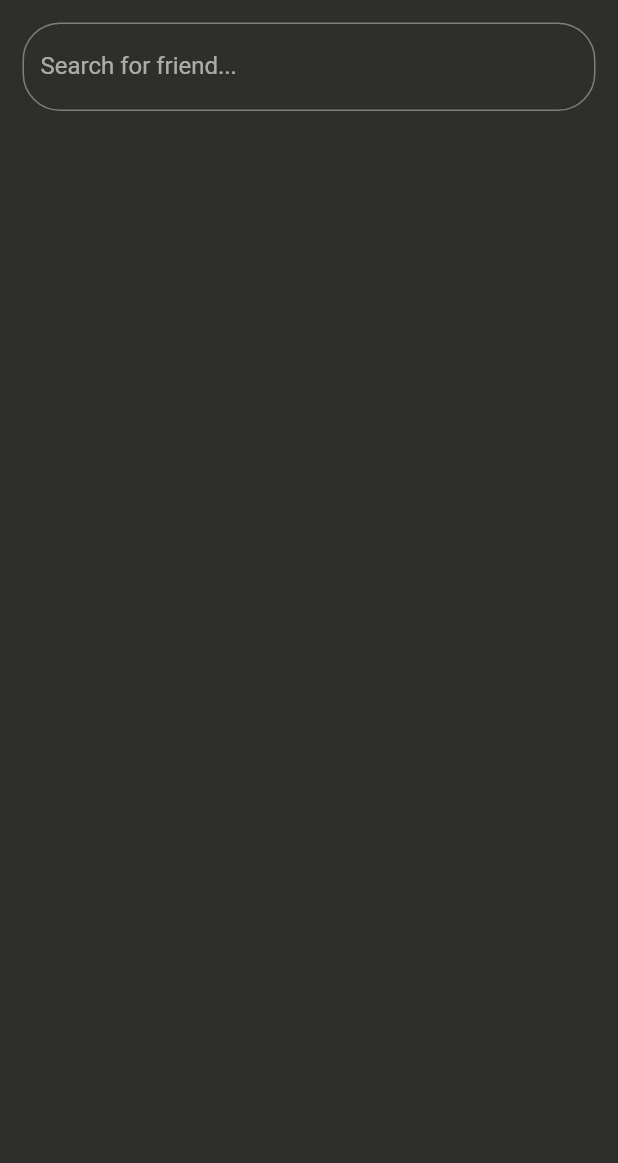
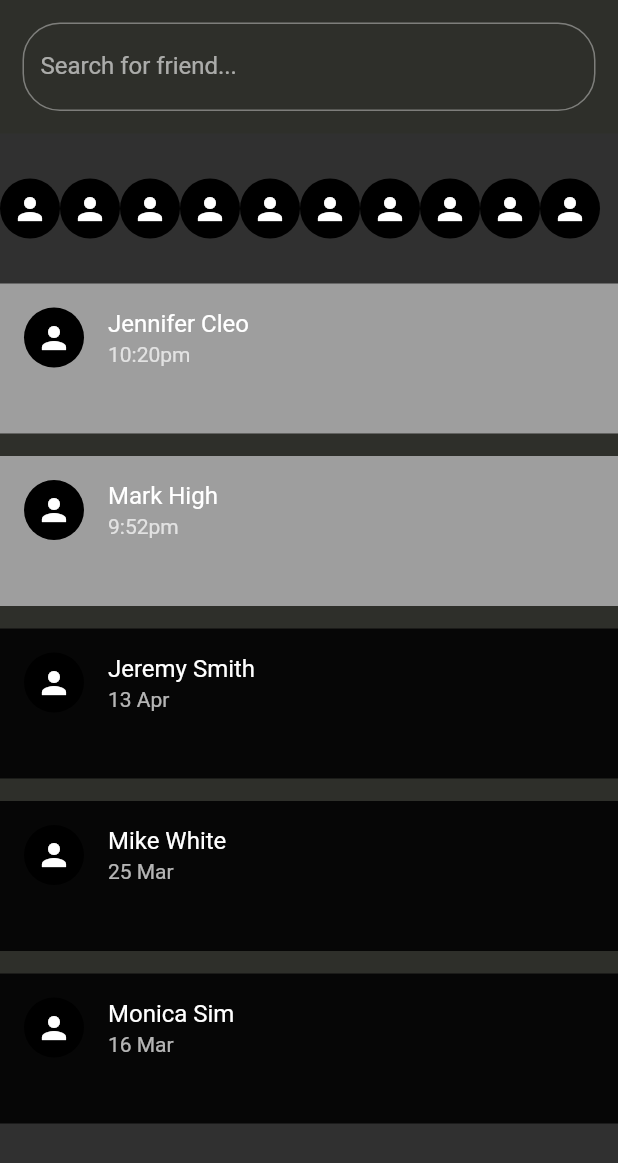
Before and after one commit to jsbisht/flutter_contacts_app, a Flutter app: the screen it shows after launch, on a phone screen of 412 x 824 dp. Shown: the top 1163 px of the screen. Run offline on Flutter 3.47's test engine with Material 2 defaults, Android fonts, the phone set to English and light mode, and no system bars; Roboto replaces fonts that are missing (Poppins).

Commit message:
Added suggestions page mockup

```diff
--- /dev/null
+++ b/lib/components/recent-contacts.dart
@@ -0,0 +1,27 @@
+import 'package:flutter/material.dart';
+import 'package:flutter/widgets.dart';
+import 'package:flutter_contacts_app/services/contact-suggestions.dart';
+
+class RecentContacts extends StatelessWidget {
+  final List<Suggestion> suggestionTiles = getSuggestions();
+
+  @override
+  Widget build(BuildContext context) {
+    final sizeX = MediaQuery.of(context).size.width;
+    return Container(
+        width: sizeX, height: 100, child: Row(children: getRecentContacts()));
+  }
+
+  List<Widget> getRecentContacts() {
+    List<Widget> recentContacts = List<Widget>();
+    suggestionTiles.forEach((suggestion) {
+      Container container = Container(
+        child: CircleAvatar(
+          child: Icon(suggestion.icon),
+        ),
+      );
+      recentContacts.add(container);
+    });
+    return recentContacts;
+  }
+}
--- /dev/null
+++ b/lib/components/suggestion-panel.dart
@@ -0,0 +1,35 @@
+import 'package:flutter/cupertino.dart';
+import 'package:flutter/material.dart';
+import 'package:flutter_contacts_app/services/contact-suggestions.dart';
+import 'package:flutter_contacts_app/utility/constants.dart';
+
+class SuggestionsPanel extends StatelessWidget {
+  final List<Container> suggestionTiles = getSuggestionTiles();
+
+  @override
+  Widget build(BuildContext context) {
+    final sizeX = MediaQuery.of(context).size.width;
+    final sizeY = MediaQuery.of(context).size.height;
+    return Container(
+        width: sizeX,
+        height: sizeY,
+        child: ListView.separated(
+          itemCount: 5,
+          itemBuilder: (context, position) => createSuggested(position),
+          separatorBuilder: (context, position) => createSeperator(),
+          scrollDirection: Axis.vertical,
+        ));
+  }
+
+  Widget createSuggested(position) {
+    return suggestionTiles[position];
+  }
+
+  Widget createSeperator() {
+    Widget seperator = Container(
+      height: 15,
+      color: Constants.black_secondary,
+    );
+    return seperator;
+  }
+}
--- a/lib/main.dart
+++ b/lib/main.dart
@@ -1,5 +1,7 @@
 import 'package:flutter/material.dart';
+import 'package:flutter_contacts_app/components/recent-contacts.dart';
 import 'package:flutter_contacts_app/components/search-panel.dart';
+import 'package:flutter_contacts_app/components/suggestion-panel.dart';
 
 void main() => runApp(MyApp());
 
@@ -23,6 +25,21 @@ class MyApp extends StatelessWidget {
 class ContactSuggestionPage extends StatelessWidget {
   @override
   Widget build(BuildContext context) {
-    return Scaffold(body: SafeArea(child: ContactSearchPanel()));
+    return Scaffold(body: SafeArea(child: ContactSuggestionsContainer()));
   }
 }
+
+class ContactSuggestionsContainer extends StatelessWidget {
+  @override
+  Widget build(BuildContext context) {
+    return SingleChildScrollView(
+      child: Column(
+        children: <Widget>[
+          ContactSearchPanel(),
+          RecentContacts(),
+          SuggestionsPanel()
+        ],
+      ),
+    );
+  }
+}
--- /dev/null
+++ b/lib/services/contact-suggestions.dart
@@ -0,0 +1,47 @@
+import 'package:flutter/material.dart';
+import 'package:flutter/widgets.dart';
+
+List<Suggestion> getSuggestions() {
+  List<Suggestion> suggestions = List<Suggestion>();
+  suggestions.add(Suggestion(true, Icons.person, "Jennifer Cleo", "10:20pm"));
+  suggestions.add(Suggestion(true, Icons.person, "Mark High", "9:52pm"));
+  suggestions.add(Suggestion(false, Icons.person, "Jeremy Smith", "13 Apr"));
+  suggestions.add(Suggestion(false, Icons.person, "Mike White", "25 Mar"));
+  suggestions.add(Suggestion(false, Icons.person, "Monica Sim", "16 Mar"));
+
+  suggestions.add(Suggestion(false, Icons.person, "Jennifer Cleo", "10:20pm"));
+  suggestions.add(Suggestion(false, Icons.person, "Mark High", "9:52pm"));
+  suggestions.add(Suggestion(false, Icons.person, "Jeremy Smith", "13 Apr"));
+  suggestions.add(Suggestion(false, Icons.person, "Mike White", "25 Mar"));
+  suggestions.add(Suggestion(false, Icons.person, "Monica Sim", "16 Mar"));
+  return suggestions;
+}
+
+List<Container> getSuggestionTiles() {
+  List<Suggestion> suggestions = getSuggestions();
+  List<Container> suggestionTiles = List<Container>();
+  suggestions.forEach((suggestion) {
+    Color color = suggestion.isMissedCall ? Colors.grey : Colors.black87;
+    Container card = Container(
+      color: color,
+      height: 100,
+      child: ListTile(
+        title: Text(suggestion.name),
+        subtitle: Text(suggestion.lastCall),
+        leading: CircleAvatar(
+          child: Icon(suggestion.icon),
+        ),
+      ),
+    );
+    suggestionTiles.add(card);
+  });
+  return suggestionTiles;
+}
+
+class Suggestion {
+  bool isMissedCall;
+  String name;
+  String lastCall;
+  IconData icon;
+  Suggestion(this.isMissedCall, this.icon, this.name, this.lastCall);
+}
```
